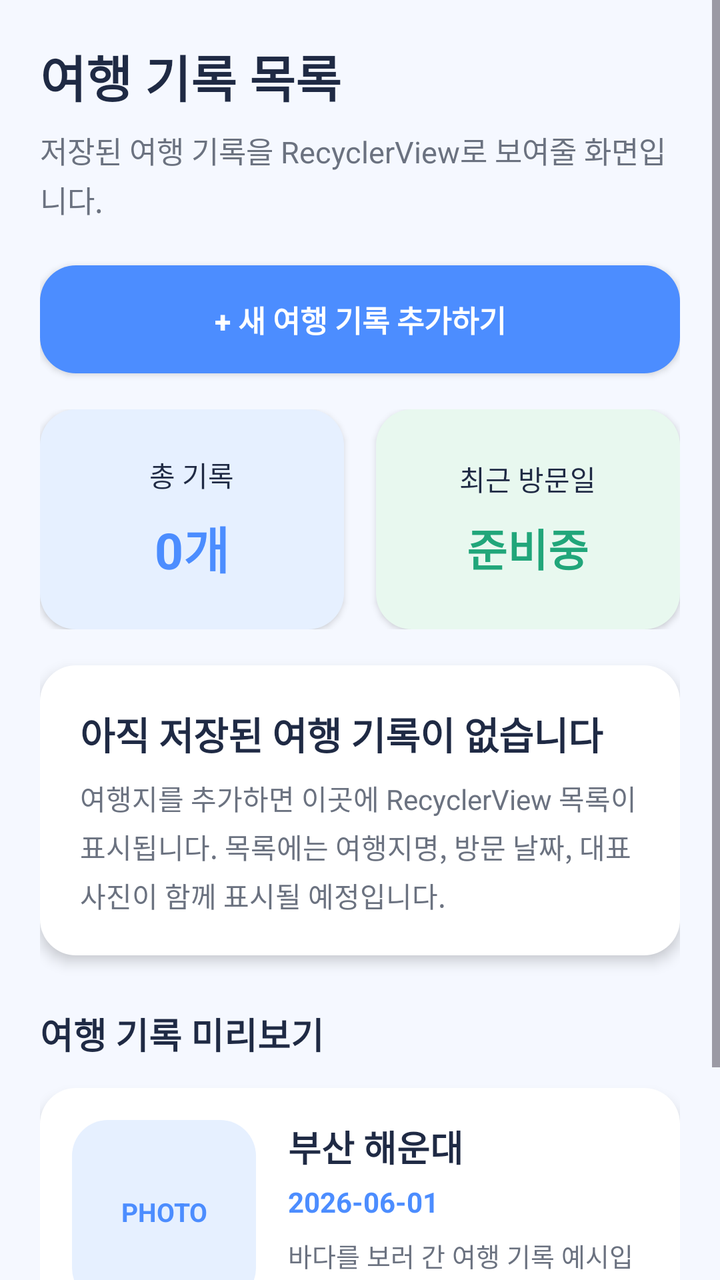
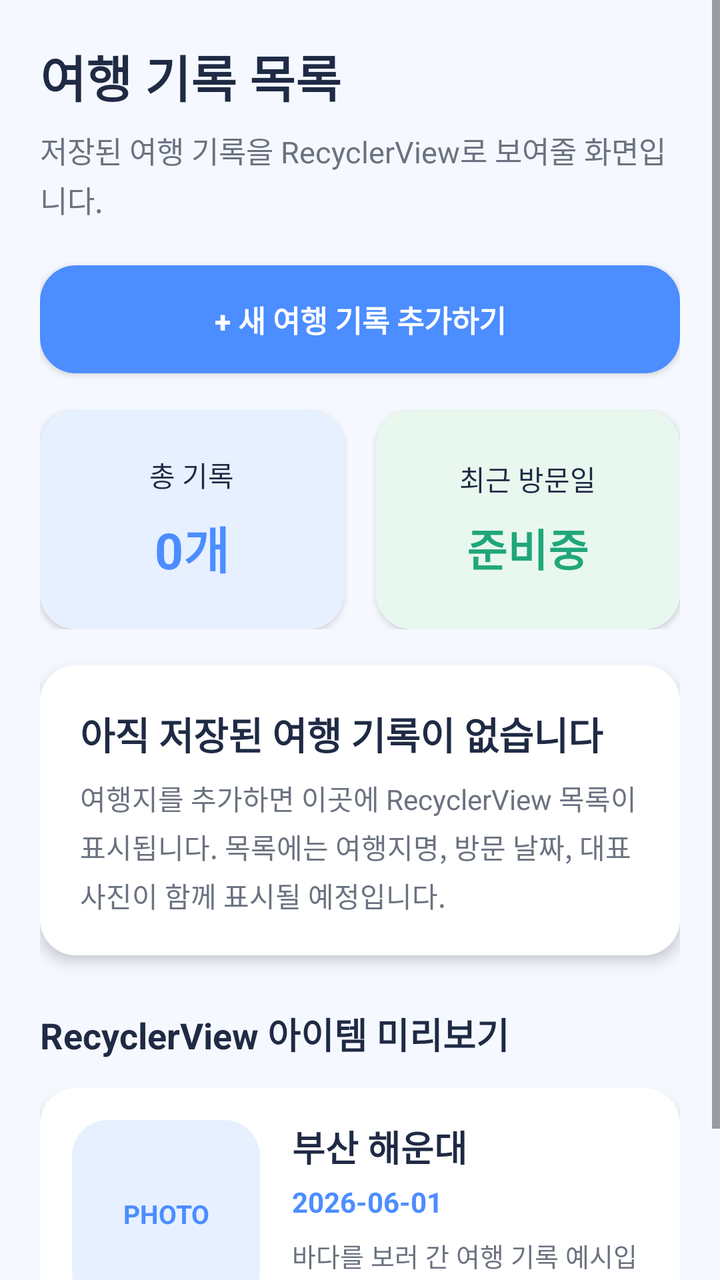

Before-and-after screenshots of an Android layout around one commit, followed by the original layout XML and the change that was made.
<!-- AndroidManifest.xml: application theme Theme.TravelRecordApp -->
<!-- res/layout/fragment_travel_list.xml -->
<?xml version="1.0" encoding="utf-8"?>
<ScrollView xmlns:android="http://schemas.android.com/apk/res/android"
    android:layout_width="match_parent"
    android:layout_height="match_parent"
    android:background="@color/travel_bg"
    android:fillViewport="true">

    <LinearLayout
        android:layout_width="match_parent"
        android:layout_height="wrap_content"
        android:orientation="vertical"
        android:padding="20dp">

        <TextView
            android:id="@+id/tvListTitle"
            android:layout_width="match_parent"
            android:layout_height="wrap_content"
            android:text="@string/list_title"
            android:textColor="@color/travel_dark"
            android:textSize="25sp"
            android:textStyle="bold" />

        <TextView
            android:id="@+id/tvListDesc"
            android:layout_width="match_parent"
            android:layout_height="wrap_content"
            android:layout_marginTop="8dp"
            android:lineSpacingExtra="3dp"
            android:text="@string/list_desc"
            android:textColor="@color/travel_gray"
            android:textSize="15sp" />

        <Button
            android:id="@+id/btnAddTravel"
            android:layout_width="match_parent"
            android:layout_height="54dp"
            android:layout_marginTop="22dp"
            android:background="@drawable/bg_primary_button"
            android:text="+ 새 여행 기록 추가하기"
            android:textAllCaps="false"
            android:textColor="@color/white"
            android:textSize="15sp"
            android:textStyle="bold" />

        <LinearLayout
            android:id="@+id/listSummaryArea"
            android:layout_width="match_parent"
            android:layout_height="110dp"
            android:layout_marginTop="18dp"
            android:orientation="horizontal">

            <LinearLayout
                android:layout_width="0dp"
                android:layout_height="match_parent"
                android:layout_marginEnd="8dp"
                android:layout_weight="1"
                android:background="@drawable/bg_card_blue"
                android:elevation="2dp"
                android:gravity="center"
                android:orientation="vertical"
                android:padding="12dp">

                <TextView
                    android:layout_width="wrap_content"
                    android:layout_height="wrap_content"
                    android:text="총 기록"
                    android:textColor="@color/travel_dark"
                    android:textSize="14sp" />

                <TextView
                    android:id="@+id/tvListTotalCount"
                    android:layout_width="wrap_content"
                    android:layout_height="wrap_content"
                    android:layout_marginTop="8dp"
                    android:text="0개"
                    android:textColor="@color/travel_blue"
                    android:textSize="25sp"
                    android:textStyle="bold" />

            </LinearLayout>

            <LinearLayout
                android:layout_width="0dp"
                android:layout_height="match_parent"
                android:layout_marginStart="8dp"
                android:layout_weight="1"
                android:background="@drawable/bg_card_green"
                android:elevation="2dp"
                android:gravity="center"
                android:orientation="vertical"
                android:padding="12dp">

                <TextView
                    android:layout_width="wrap_content"
                    android:layout_height="wrap_content"
                    android:text="최근 방문일"
                    android:textColor="@color/travel_dark"
                    android:textSize="14sp" />

                <TextView
                    android:id="@+id/tvRecentDate"
                    android:layout_width="wrap_content"
                    android:layout_height="wrap_content"
                    android:layout_marginTop="8dp"
                    android:text="준비중"
                    android:textColor="@color/travel_green"
                    android:textSize="22sp"
                    android:textStyle="bold" />

            </LinearLayout>

        </LinearLayout>

        <LinearLayout
            android:id="@+id/emptyListCard"
            android:layout_width="match_parent"
            android:layout_height="wrap_content"
            android:layout_marginTop="18dp"
            android:background="@drawable/bg_card_white"
            android:elevation="4dp"
            android:orientation="vertical"
            android:padding="20dp">

            <TextView
                android:layout_width="match_parent"
                android:layout_height="wrap_content"
                android:text="아직 저장된 여행 기록이 없습니다"
                android:textColor="@color/travel_dark"
                android:textSize="19sp"
                android:textStyle="bold" />

            <TextView
                android:layout_width="match_parent"
                android:layout_height="wrap_content"
                android:layout_marginTop="8dp"
                android:lineSpacingExtra="4dp"
                android:text="여행지를 추가하면 이곳에 RecyclerView 목록이 표시됩니다. 목록에는 여행지명, 방문 날짜, 대표 사진이 함께 표시될 예정입니다."
                android:textColor="@color/travel_gray"
                android:textSize="14sp" />

        </LinearLayout>

        <TextView
            android:id="@+id/tvSectionTitle"
            android:layout_width="match_parent"
            android:layout_height="wrap_content"
            android:layout_marginTop="26dp"
            android:text="여행 기록 미리보기"
            android:textColor="@color/travel_dark"
            android:textSize="18sp"
            android:textStyle="bold" />

        <LinearLayout
            android:id="@+id/sampleTravelCard"
            android:layout_width="match_parent"
            android:layout_height="wrap_content"
            android:layout_marginTop="14dp"
            android:layout_marginBottom="24dp"
            android:background="@drawable/bg_card_white"
            android:elevation="4dp"
            android:orientation="horizontal"
            android:padding="16dp">

            <TextView
                android:layout_width="92dp"
                android:layout_height="92dp"
                android:background="@drawable/bg_card_blue"
                android:gravity="center"
                android:text="PHOTO"
                android:textColor="@color/travel_blue"
                android:textSize="13sp"
                android:textStyle="bold" />

            <LinearLayout
                android:layout_width="0dp"
                android:layout_height="wrap_content"
                android:layout_marginStart="16dp"
                android:layout_weight="1"
                android:orientation="vertical">

                <TextView
                    android:layout_width="match_parent"
                    android:layout_height="wrap_content"
                    android:text="부산 해운대"
                    android:textColor="@color/travel_dark"
                    android:textSize="18sp"
                    android:textStyle="bold" />

                <TextView
                    android:layout_width="match_parent"
                    android:layout_height="wrap_content"
                    android:layout_marginTop="5dp"
                    android:text="2026-06-01"
                    android:textColor="@color/travel_blue"
                    android:textSize="14sp"
                    android:textStyle="bold" />

                <TextView
                    android:layout_width="match_parent"
                    android:layout_height="wrap_content"
                    android:layout_marginTop="8dp"
                    android:lineSpacingExtra="3dp"
                    android:text="바다를 보러 간 여행 기록 예시입니다. 나중에 실제 데이터와 사진이 표시됩니다."
                    android:textColor="@color/travel_gray"
                    android:textSize="13sp" />

                <TextView
                    android:layout_width="match_parent"
                    android:layout_height="wrap_content"
                    android:layout_marginTop="8dp"
                    android:text="상세 보기 준비중"
                    android:textColor="@color/travel_orange"
                    android:textSize="13sp"
                    android:textStyle="bold" />

            </LinearLayout>

        </LinearLayout>

    </LinearLayout>

</ScrollView>
<!-- resources referenced by this layout -->
<resources>
  <color name="travel_bg">#F5F8FF</color>
  <color name="travel_blue">#4C8DFF</color>
  <color name="travel_dark">#1F2A44</color>
  <color name="travel_gray">#6B7280</color>
  <color name="travel_green">#21A67A</color>
  <color name="travel_orange">#F59E0B</color>
  <color name="white">#FFFFFFFF</color>
  <!-- drawable bg_card_blue (drawable) -->
  <?xml version="1.0" encoding="utf-8"?>
  <shape xmlns:android="http://schemas.android.com/apk/res/android">
      <solid android:color="@color/card_blue" />
      <corners android:radius="18dp" />
  </shape>
  <!-- drawable bg_card_green (drawable) -->
  <?xml version="1.0" encoding="utf-8"?>
  <shape xmlns:android="http://schemas.android.com/apk/res/android">
      <solid android:color="@color/card_green" />
      <corners android:radius="18dp" />
  </shape>
  <!-- drawable bg_card_white (drawable) -->
  <?xml version="1.0" encoding="utf-8"?>
  <shape xmlns:android="http://schemas.android.com/apk/res/android">
      <solid android:color="@color/white" />
      <corners android:radius="18dp" />
  </shape>
  <!-- drawable bg_primary_button (drawable) -->
  <?xml version="1.0" encoding="utf-8"?>
  <shape xmlns:android="http://schemas.android.com/apk/res/android">
      <solid android:color="@color/travel_blue" />
      <corners android:radius="18dp" />
  </shape>
  <string name="list_desc">저장된 여행 기록을 RecyclerView로 보여줄 화면입니다.</string>
  <string name="list_title">여행 기록 목록</string>
  <style name="Theme.TravelRecordApp" parent="Base.Theme.TravelRecordApp" />
  <color name="card_blue">#E6F0FF</color>
  <color name="card_green">#E8F8EF</color>
  <style name="Base.Theme.TravelRecordApp" parent="Theme.Material3.DayNight.NoActionBar">
          
          
      </style>
</resources>

<!-- the commit's change to res/layout/fragment_travel_list.xml (unified diff, before → after) -->
@@ -145,78 +145,101 @@
             android:layout_width="match_parent"
             android:layout_height="wrap_content"
             android:layout_marginTop="26dp"
-            android:text="여행 기록 미리보기"
+            android:text="RecyclerView 아이템 미리보기"
             android:textColor="@color/travel_dark"
             android:textSize="18sp"
             android:textStyle="bold" />
 
-        <LinearLayout
-            android:id="@+id/sampleTravelCard"
-            android:layout_width="match_parent"
-            android:layout_height="wrap_content"
-            android:layout_marginTop="14dp"
-            android:layout_marginBottom="24dp"
-            android:background="@drawable/bg_card_white"
-            android:elevation="4dp"
-            android:orientation="horizontal"
-            android:padding="16dp">
-
-            <TextView
-                android:layout_width="92dp"
-                android:layout_height="92dp"
-                android:background="@drawable/bg_card_blue"
-                android:gravity="center"
-                android:text="PHOTO"
-                android:textColor="@color/travel_blue"
-                android:textSize="13sp"
-                android:textStyle="bold" />
-
-            <LinearLayout
-                android:layout_width="0dp"
-                android:layout_height="wrap_content"
-                android:layout_marginStart="16dp"
-                android:layout_weight="1"
-                android:orientation="vertical">
-
-                <TextView
-                    android:layout_width="match_parent"
-                    android:layout_height="wrap_content"
-                    android:text="부산 해운대"
-                    android:textColor="@color/travel_dark"
-                    android:textSize="18sp"
-                    android:textStyle="bold" />
-
-                <TextView
-                    android:layout_width="match_parent"
-                    android:layout_height="wrap_content"
-                    android:layout_marginTop="5dp"
-                    android:text="2026-06-01"
-                    android:textColor="@color/travel_blue"
-                    android:textSize="14sp"
-                    android:textStyle="bold" />
-
-                <TextView
-                    android:layout_width="match_parent"
-                    android:layout_height="wrap_content"
-                    android:layout_marginTop="8dp"
-                    android:lineSpacingExtra="3dp"
-                    android:text="바다를 보러 간 여행 기록 예시입니다. 나중에 실제 데이터와 사진이 표시됩니다."
-                    android:textColor="@color/travel_gray"
-                    android:textSize="13sp" />
-
-                <TextView
-                    android:layout_width="match_parent"
-                    android:layout_height="wrap_content"
-                    android:layout_marginTop="8dp"
-                    android:text="상세 보기 준비중"
-                    android:textColor="@color/travel_orange"
-                    android:textSize="13sp"
-                    android:textStyle="bold" />
-
-            </LinearLayout>
-
-        </LinearLayout>
+        <include layout="@layout/item_travel_record" />
 
     </LinearLayout>
 
 </ScrollView>
+<!-- res/layout/item_travel_record.xml (included above) -->
+<?xml version="1.0" encoding="utf-8"?>
+<LinearLayout xmlns:android="http://schemas.android.com/apk/res/android"
+    android:id="@+id/layoutTravelItem"
+    android:layout_width="match_parent"
+    android:layout_height="wrap_content"
+    android:layout_marginTop="14dp"
+    android:layout_marginBottom="4dp"
+    android:background="@drawable/bg_card_white"
+    android:elevation="4dp"
+    android:orientation="horizontal"
+    android:padding="16dp">
+
+    <FrameLayout
+        android:layout_width="94dp"
+        android:layout_height="94dp"
+        android:background="@drawable/bg_photo_placeholder">
+
+        <ImageView
+            android:id="@+id/ivTravelPhoto"
+            android:layout_width="match_parent"
+            android:layout_height="match_parent"
+            android:contentDescription="여행 사진"
+            android:scaleType="centerCrop"
+            android:visibility="gone" />
+
+        <TextView
+            android:id="@+id/tvPhotoLabel"
+            android:layout_width="match_parent"
+            android:layout_height="match_parent"
+            android:gravity="center"
+            android:text="PHOTO"
+            android:textColor="@color/travel_blue"
+            android:textSize="13sp"
+            android:textStyle="bold" />
+
+    </FrameLayout>
+
+    <LinearLayout
+        android:layout_width="0dp"
+        android:layout_height="wrap_content"
+        android:layout_marginStart="16dp"
+        android:layout_weight="1"
+        android:orientation="vertical">
+
+        <TextView
+            android:id="@+id/tvItemPlace"
+            android:layout_width="match_parent"
+            android:layout_height="wrap_content"
+            android:text="부산 해운대"
+            android:textColor="@color/travel_dark"
+            android:textSize="18sp"
+            android:textStyle="bold" />
+
+        <TextView
+            android:id="@+id/tvItemDate"
+            android:layout_width="match_parent"
+            android:layout_height="wrap_content"
+            android:layout_marginTop="5dp"
+            android:text="2026-06-01"
+            android:textColor="@color/travel_blue"
+            android:textSize="14sp"
+            android:textStyle="bold" />
+
+        <TextView
+            android:id="@+id/tvItemMemo"
+            android:layout_width="match_parent"
+            android:layout_height="wrap_content"
+            android:layout_marginTop="8dp"
+            android:lineSpacingExtra="3dp"
+            android:maxLines="2"
+            android:text="바다를 보러 간 여행 기록 예시입니다. 나중에 실제 데이터와 사진이 표시됩니다."
+            android:textColor="@color/travel_gray"
+            android:textSize="13sp" />
+
+        <TextView
+            android:id="@+id/tvItemAction"
+            android:layout_width="match_parent"
+            android:layout_height="wrap_content"
+            android:layout_marginTop="8dp"
+            android:text="상세 보기 준비중"
+            android:textColor="@color/travel_orange"
+            android:textSize="13sp"
+            android:textStyle="bold" />
+
+    </LinearLayout>
+
+</LinearLayout>
<!-- resource entries referenced after the edit -->
@@ -25,6 +25,12 @@
       <solid android:color="@color/white" />
       <corners android:radius="18dp" />
   </shape>
+  <!-- drawable bg_photo_placeholder (drawable) -->
+  <?xml version="1.0" encoding="utf-8"?>
+  <shape xmlns:android="http://schemas.android.com/apk/res/android">
+      <solid android:color="@color/card_blue" />
+      <corners android:radius="18dp" />
+  </shape>
   <!-- drawable bg_primary_button (drawable) -->
   <?xml version="1.0" encoding="utf-8"?>
   <shape xmlns:android="http://schemas.android.com/apk/res/android">
